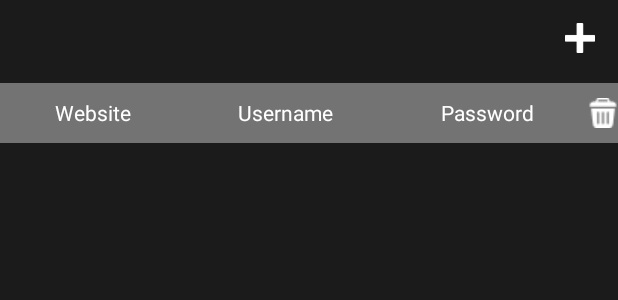
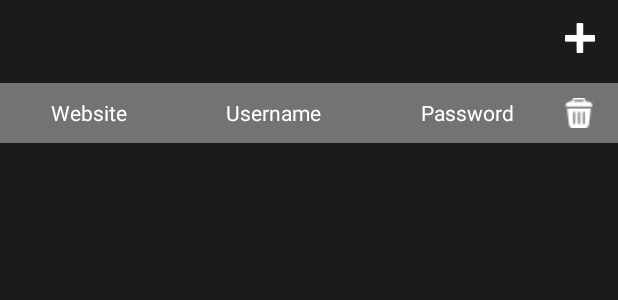
Before and after one commit to FlorianDitt/PassManager, an Android app: the layout activity_main.xml on its own in the app's theme, with its tools: preview values and no code run, on a phone screen of 412 x 824 dp. Shown: the top 300 px of the screen. Run offline under Robolectric (Android 15) with nearby library versions, the phone set to English and light mode, and no system bars.

Commit message:
Final Fixes

```diff
--- a/app/src/main/java/com/example/myapplication/MainActivity.kt
+++ b/app/src/main/java/com/example/myapplication/MainActivity.kt
@@ -122,6 +122,7 @@ class MainActivity : AppCompatActivity() {
             tblRow.addView(tv3)
 
             val ib = ImageButton(this)
+            ib.layoutParams = findViewById<ImageButton>(R.id.deleteButton).layoutParams
             ib.id = generateViewId()
             tableLength += ib.id
             ib.visibility = INVISIBLE
--- a/app/src/main/res/layout/activity_main.xml
+++ b/app/src/main/res/layout/activity_main.xml
@@ -71,6 +71,7 @@
                     android:id="@+id/deleteButton"
                     android:layout_width="20dp"
                     android:layout_height="20dp"
+                    android:layout_marginEnd="15dp"
                     android:background="@color/transparent"
                     android:src="@drawable/delete"
                     android:scaleType="fitCenter" />
```
Also changed, not shown: app/src/main/java/com/example/myapplication/LoginActivity.kt (+8 -1 lines).
